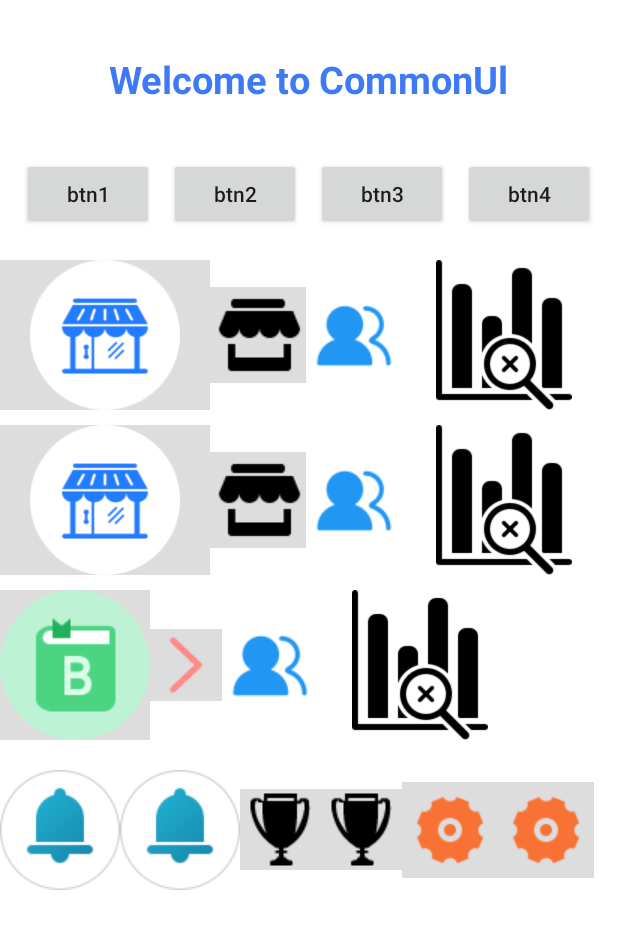
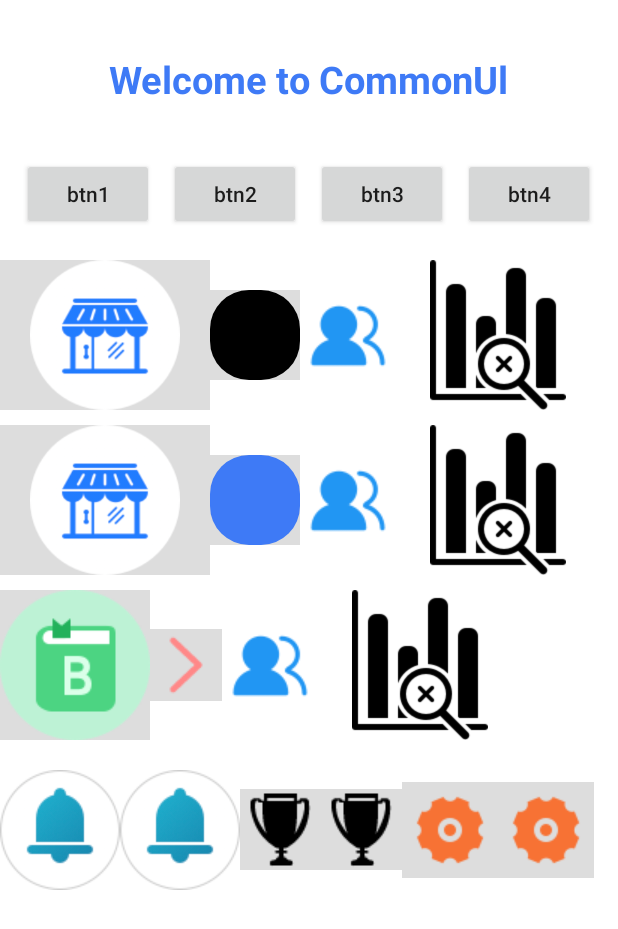
Before and after one commit to DGUTyu/CommonUI, an Android app: the screen it shows after launch (TestActivity), on a phone screen of 412 x 824 dp. Shown: the top 929 px of the screen. Run offline under Robolectric (Android 15) with nearby library versions, the phone set to English and light mode, and no system bars; 1 statement that could not run was skipped.

Commit message:
测试ImageViewPro对shape的应用

```diff
--- a/app/src/main/java/com/wxdgut/commonui/test/TestActivity.java
+++ b/app/src/main/java/com/wxdgut/commonui/test/TestActivity.java
@@ -18,9 +18,9 @@ public class TestActivity extends BaseTestActivity implements View.OnClickListen
     //视图控件
     private TextView tv_welcome;
     private Button btn1, btn2, btn3, btn4;
-    ImageView iv_business, iv_shop;
-    ImageViewPro iv_man, iv_data;
-    boolean isClick = false;
+    ImageView iv_business;
+    ImageViewPro iv_man, iv_data, iv_shop;
+    final boolean[] isClick = {false, false, false, false};
 
     @Override
     protected void onCreate(Bundle savedInstanceState) {
@@ -51,6 +51,7 @@ public class TestActivity extends BaseTestActivity implements View.OnClickListen
         btn3.setOnClickListener(this);
         btn4.setOnClickListener(this);
         iv_data.setOnClickListener(this);
+        iv_shop.setOnClickListener(this);
     }
 
     @Override
@@ -69,7 +70,7 @@ public class TestActivity extends BaseTestActivity implements View.OnClickListen
                 break;
             case R.id.btn2:
                 //toast("btn2");
-                changePngColor(this, iv_shop, R.drawable.img_shop, getResources().getColor(R.color.red));
+                changePngColor(this, iv_shop, R.drawable.shape_blue_btn_bg, getResources().getColor(R.color.red));
                 break;
             case R.id.btn3:
                 //toast("btn3");
@@ -81,12 +82,16 @@ public class TestActivity extends BaseTestActivity implements View.OnClickListen
                 iv_man.setImageResourceWithColor(R.drawable.img_man, Color.parseColor("#FCC424")); //橙色
                 //iv_man.setImageResourceWithColor(R.drawable.img_man, Color.RED);
                 //iv_data.setImageResourceWithColorId(R.drawable.img_man, R.color.blue); //会覆盖img_man的上一次颜色的效果
-                iv_data.setImageResourceWithColorId(R.drawable.img_no_data, R.color.blue);
+                iv_data.setImageResourceWithColorId(R.drawable.img_reward, R.color.blue);
                 //toast("btn4");
                 break;
             case R.id.iv_data:
-                isClick = !isClick;
-                iv_data.setColorId(isClick ? R.color.theme_color : R.color.img_default);
+                isClick[0] = !isClick[0];
+                iv_data.setColorId(isClick[0] ? R.color.theme_color : R.color.img_default);
+                break;
+            case R.id.iv_shop:
+                isClick[1] = !isClick[1];
+                iv_shop.setColorId(isClick[1] ? R.color.theme_color : R.color.img_default);
                 break;
         }
     }
--- /dev/null
+++ b/app/src/main/res/drawable/shape_blue_btn_bg.xml
@@ -0,0 +1,27 @@
+<?xml version="1.0" encoding="utf-8"?>
+<selector xmlns:android="http://schemas.android.com/apk/res/android">
+	<item android:state_pressed="true">
+		<shape>
+			<solid android:color="@color/theme_color" />
+			<corners android:radius="26dp" />
+		</shape>
+	</item>
+	<item android:state_enabled="true">
+		<shape>
+			<solid android:color="@color/theme_color" />
+			<corners android:radius="26dp" />
+		</shape>
+	</item>
+	<item android:state_enabled="false">
+		<shape>
+			<solid android:color="@color/theme_color_light" />
+			<corners android:radius="26dp" />
+		</shape>
+	</item>
+	<item>
+		<shape>
+			<solid android:color="@color/theme_color_light" />
+			<corners android:radius="26dp" />
+		</shape>
+	</item>
+</selector>
--- a/app/src/main/res/layout/activity_test.xml
+++ b/app/src/main/res/layout/activity_test.xml
@@ -84,12 +84,12 @@
             android:background="#dddddd"
             android:src="@drawable/img_business" />
 
-        <ImageView
+        <com.wxdgut.uilibrary.iv.ImageViewPro
             android:id="@+id/iv_shop"
-            android:layout_width="wrap_content"
-            android:layout_height="wrap_content"
+            android:layout_width="60dp"
+            android:layout_height="60dp"
             android:background="#dddddd"
-            android:src="@drawable/img_shop" />
+            android:src="@drawable/shape_blue_btn_bg" />
 
         <com.wxdgut.uilibrary.iv.ImageViewPro
             android:id="@+id/iv_man"
@@ -119,11 +119,11 @@
             android:background="#dddddd"
             android:src="@drawable/img_business" />
 
-        <com.wxdgut.uilibrary.iv.ImageViewPro
-            android:layout_width="wrap_content"
-            android:layout_height="wrap_content"
+        <ImageView
+            android:layout_width="60dp"
+            android:layout_height="60dp"
             android:background="#dddddd"
-            android:src="@drawable/img_shop" />
+            android:src="@drawable/shape_blue_btn_bg" />
 
         <!--    app:defaultColor="@color/colorPrimary"    -->
         <com.wxdgut.uilibrary.iv.ImageViewPro
--- a/app/src/main/res/values/colors.xml
+++ b/app/src/main/res/values/colors.xml
@@ -36,6 +36,8 @@
     <!--颜色值-->
     <!--主题色-->
     <color name="theme_color">#3E7AF6</color>
+    <!--主题色 20透明度-->
+    <color name="theme_color_light">#333E7AF6</color>
     <color name="transparent">#00000000</color>
     <color name="light_gray">#DDDDDD</color>
     <color name="img_default">#F77234</color>
```
